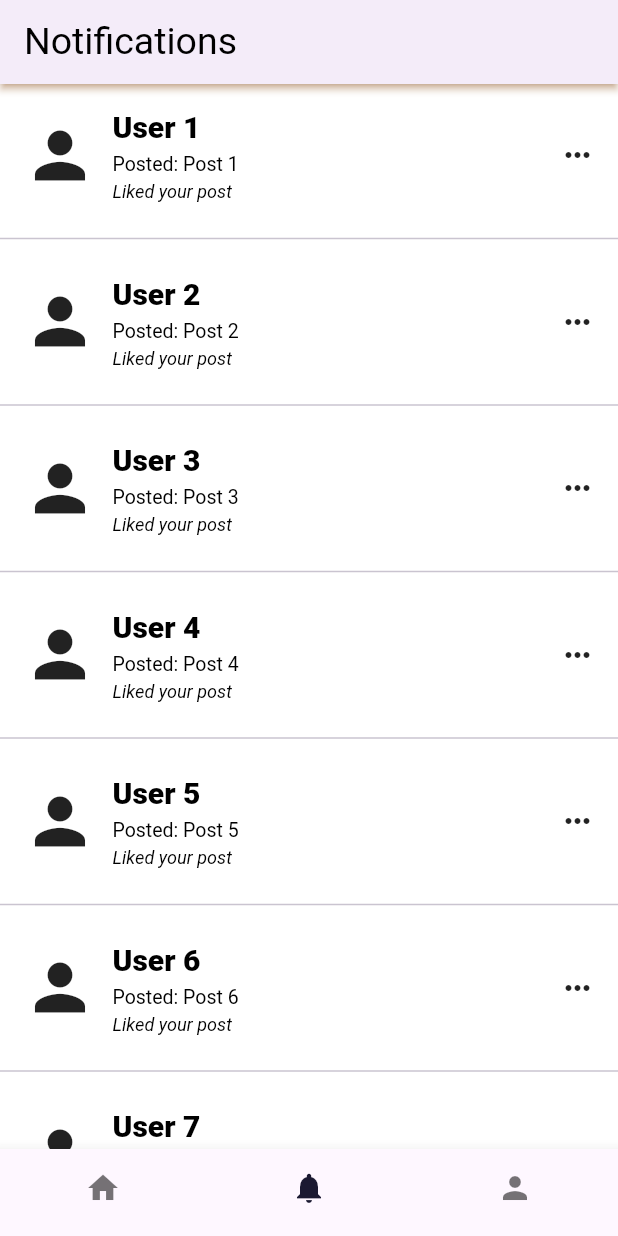
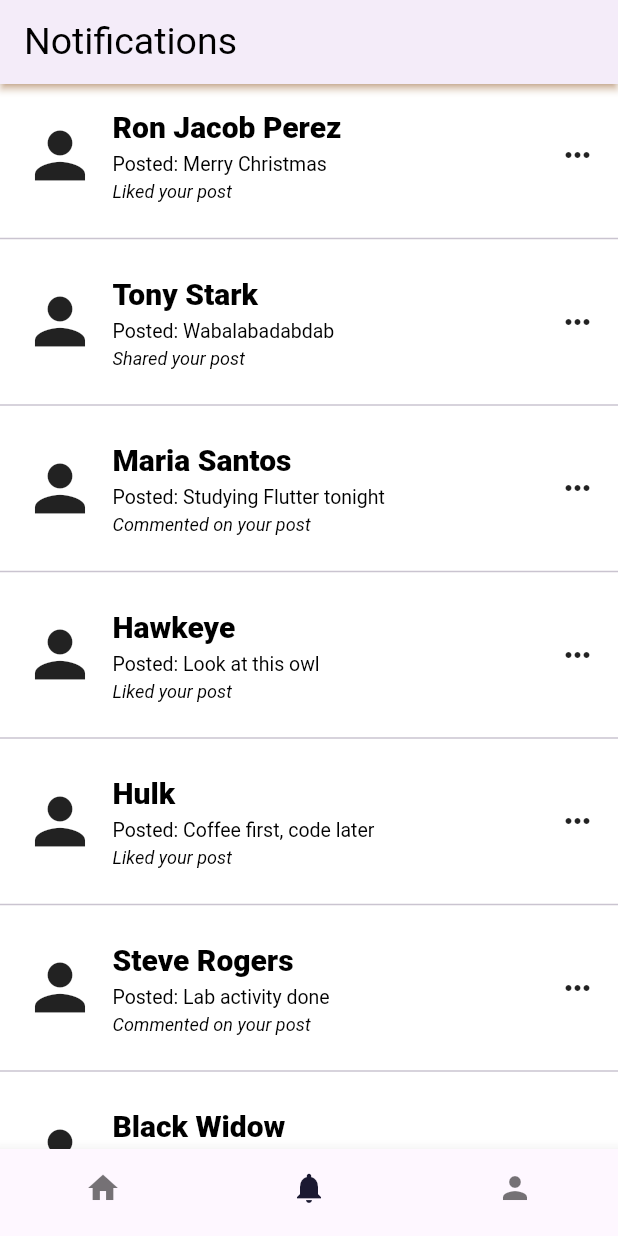
Before and after one commit to Jcobv/perez_mobprogAY2627, a Flutter app: the screen it shows after launch, swiped to page 2, on a phone screen of 412 x 824 dp. Run offline on Flutter 3.47's test engine with Material 3 defaults, Android fonts, the phone set to English and light mode, and no system bars; our stand-ins replace flutter_screenutil; Roboto replaces fonts that are missing (Frutiger, Klavika).

Commit message:
lab_act2

```diff
--- a/perez_mobprog/lib/screens/newsfeed_screen.dart
+++ b/perez_mobprog/lib/screens/newsfeed_screen.dart
@@ -11,67 +11,82 @@ class NewsFeedScreen extends StatelessWidget {
       children: const [
         NewsFeedCard(
           userName: 'Ron Jacob Perez',
+          profileImagePath: 'assets/images/Papoy.jpg',
           postContent: 'Merry Christmas',
           numOfLikes: 7,
           date: 'November 20, 2026',
         ),
         NewsFeedCard(
-          userName: 'Ron Jacob Perez',
+          userName: 'Tony Stark',
+          profileImagePath: 'assets/images/Tony.jpg',
           postContent: 'Wabalabadabdab',
           numOfLikes: 200,
           hasImage: true,
+          imagePath: 'assets/images/boat.jpg',
           date: 'November 2, 2026',
         ),
         NewsFeedCard(
-          userName: 'Ron Jacob Perez',
+          userName: 'Maria Santos',
+          profileImagePath: 'assets/images/owl.jpg',
           postContent: 'Studying Flutter tonight',
           numOfLikes: 15,
           date: 'November 3, 2026',
         ),
         NewsFeedCard(
-          userName: 'Ron Jacob Perez',
+          userName: 'Hawkeye',
+          profileImagePath: 'assets/images/Hawkeye.jpg',
           postContent: 'Look at this owl',
           numOfLikes: 98,
           hasImage: true,
+          imagePath: 'assets/images/owl.jpg',
           date: 'November 4, 2026',
         ),
         NewsFeedCard(
-          userName: 'Ron Jacob Perez',
+          userName: 'Hulk',
+          profileImagePath: 'assets/images/Hulk.jpg',
           postContent: 'Coffee first, code later',
           numOfLikes: 33,
           date: 'November 5, 2026',
         ),
         NewsFeedCard(
-          userName: 'Ron Jacob Perez',
+          userName: 'Steve Rogers',
+          profileImagePath: 'assets/images/Steve Rogers.jpg',
           postContent: 'Lab activity done',
           numOfLikes: 54,
           hasImage: true,
+          imagePath: 'assets/images/rocks.jpg',
           date: 'November 6, 2026',
         ),
         NewsFeedCard(
-          userName: 'Ron Jacob Perez',
+          userName: 'Black Widow',
+          profileImagePath: 'assets/images/Black Widow.jpg',
           postContent: 'Weekend vibes',
           numOfLikes: 21,
           date: 'December 7, 2026',
         ),
         NewsFeedCard(
-          userName: 'Ron Jacob Perez',
+          userName: 'Andrew Garfield',
+          profileImagePath: 'assets/images/Andrew Garfield.jpg',
           postContent: 'New project idea',
           numOfLikes: 76,
           hasImage: true,
+          imagePath: 'assets/images/boat.jpg',
           date: 'December 8, 2026',
         ),
         NewsFeedCard(
-          userName: 'Ron Jacob Perez',
+          userName: 'Miles Morales',
+          profileImagePath: 'assets/images/Spidermiles.jpg',
           postContent: 'Almost finals week',
           numOfLikes: 12,
           date: 'December 9, 2026',
         ),
         NewsFeedCard(
-          userName: 'Ron Jacob Perez',
+          userName: 'Daredevil',
+          profileImagePath: 'assets/images/Daredevil.jpg',
           postContent: 'Happy holidays everyone',
           numOfLikes: 150,
           hasImage: true,
+          imagePath: 'assets/images/owl.jpg',
           date: 'December 10, 2026',
         ),
       ],
--- a/perez_mobprog/lib/screens/notification_screen.dart
+++ b/perez_mobprog/lib/screens/notification_screen.dart
@@ -1,4 +1,5 @@
 import '../widgets/notification.dart' as notif;
+
 import 'package:flutter/material.dart';
 import 'package:flutter_screenutil/flutter_screenutil.dart';
 
@@ -6,16 +7,62 @@ class NotificationScreen extends StatefulWidget {
   const NotificationScreen({super.key});
 
   @override
-  State<NotificationScreen> createState() =>
-      _NotificationScreenState();
+  State<NotificationScreen> createState() => _NotificationScreenState();
 }
 
 class _NotificationScreenState extends State<NotificationScreen> {
-    final List<Map<String, String>> notifs = List.generate(20, (i) => {
-      'name': 'User ${i + 1}',
-      'post': 'Post ${i + 1}',
+  final List<Map<String, String>> notifs = [
+    {
+      'name': 'Ron Jacob Perez',
+      'post': 'Merry Christmas',
       'description': 'Liked your post',
-    });
+    },
+    {
+      'name': 'Tony Stark',
+      'post': 'Wabalabadabdab',
+      'description': 'Shared your post',
+    },
+    {
+      'name': 'Maria Santos',
+      'post': 'Studying Flutter tonight',
+      'description': 'Commented on your post',
+    },
+    {
+      'name': 'Hawkeye',
+      'post': 'Look at this owl',
+      'description': 'Liked your post',
+    },
+    {
+      'name': 'Hulk',
+      'post': 'Coffee first, code later',
+      'description': 'Liked your post',
+    },
+    {
+      'name': 'Steve Rogers',
+      'post': 'Lab activity done',
+      'description': 'Commented on your post',
+    },
+    {
+      'name': 'Black Widow',
+      'post': 'Weekend vibes',
+      'description': 'Liked your post',
+    },
+    {
+      'name': 'Andrew Garfield',
+      'post': 'New project idea',
+      'description': 'Liked your post',
+    },
+    {
+      'name': 'Miles Morales',
+      'post': 'Almost finals week',
+      'description': 'Commented on your post',
+    },
+    {
+      'name': 'Daredevil',
+      'post': 'Happy holidays everyone',
+      'description': 'Liked your post',
+    },
+  ];
 
   @override
   Widget build(BuildContext context) {
```
Also changed, not shown: perez_mobprog/lib/widgets/newsfeed_card.dart (+8 -2 lines), perez_mobprog/assets/images/Andrew Garfield.jpg (added), perez_mobprog/assets/images/Black Widow.jpg (added), perez_mobprog/assets/images/Daredevil.jpg (added), perez_mobprog/assets/images/Hawkeye.jpg (added), perez_mobprog/assets/images/Hulk.jpg (added), perez_mobprog/assets/images/Spidermiles.jpg (added), perez_mobprog/assets/images/Steve Rogers.jpg (added), perez_mobprog/assets/images/Tony.jpg (added), perez_mobprog/flutter_01.png (added), perez_mobprog/pubspec.yaml (line endings or trailing spaces). Lines whose indentation alone changed are shown as unchanged.
